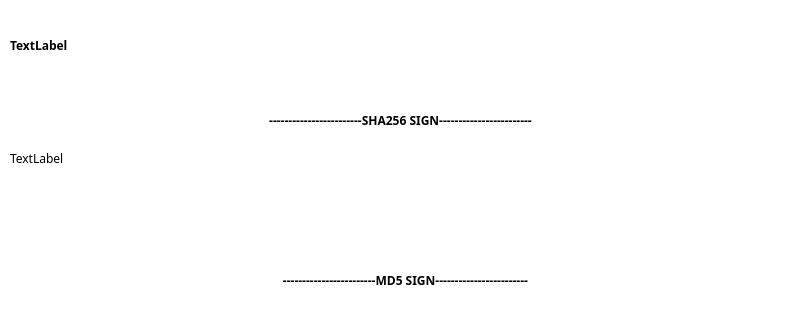
Before: the Qt Designer form frontend/manageIA.ui in Herenot/Tor-Forensic-Manager-TFM-, drawn with Qt 5; both pictures show x 0 to 797 and y 0 to 320 of the 797 by 600 pixel window.
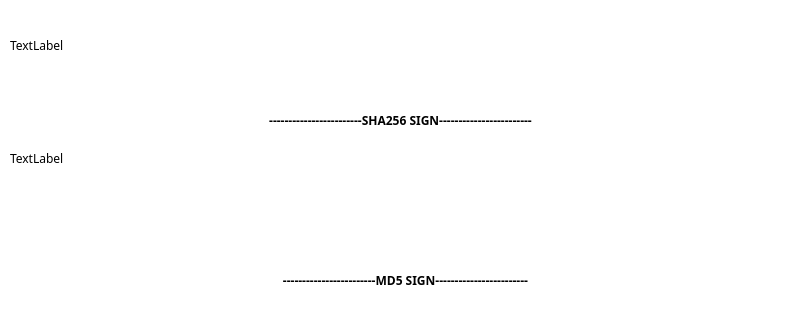
After: the same form once the commit is applied.

Commit message: Pequeñas modificaciones de interfaz

```diff
--- a/frontend/manageIA.ui
+++ b/frontend/manageIA.ui
@@ -29,8 +29,8 @@
     <property name="font">
      <font>
       <family>Ubuntu Mono</family>
-      <weight>75</weight>
-      <bold>true</bold>
+      <weight>50</weight>
+      <bold>false</bold>
      </font>
     </property>
     <property name="text">
```
The commit also changes 6 other files.
